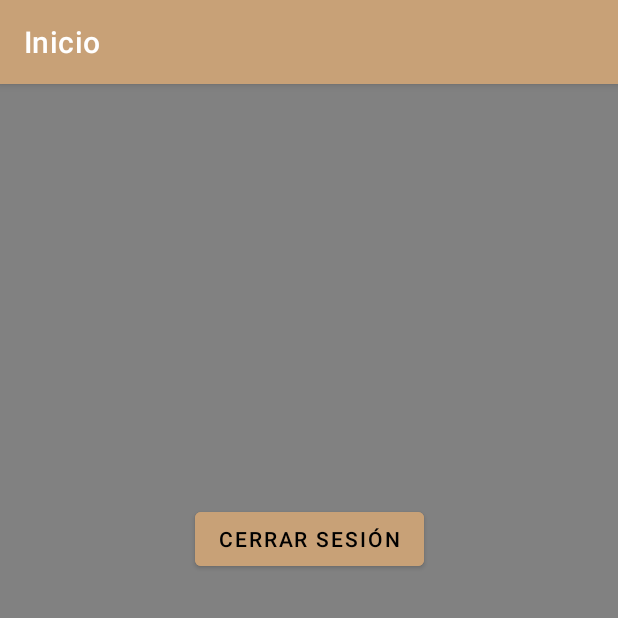
After one commit to Tonikin69/TFGAMG, an Android app: the HomeActivity screen opened directly, with no data from a screen before it, on a phone screen of 412 x 824 dp, the top half of it. The commit adds this screen. Run offline under Robolectric (Android 15) with nearby library versions, the phone set to English and light mode, and no system bars; our stand-ins replace Firebase (no records; nobody signed in at launch, a user with empty details on screens opened directly).

Commit message:
inicio y registro

```diff
--- a/app/src/main/AndroidManifest.xml
+++ b/app/src/main/AndroidManifest.xml
@@ -10,6 +10,9 @@
         android:supportsRtl="true"
         android:theme="@style/Theme.FinalAMG">
         <activity
+            android:name=".HomeActivity"
+            android:exported="false" />
+        <activity
             android:name=".MainActivity"
             android:exported="true">
             <intent-filter>
--- /dev/null
+++ b/app/src/main/java/com/example/finalamg/HomeActivity.kt
@@ -0,0 +1,32 @@
+package com.example.finalamg
+
+import androidx.appcompat.app.AppCompatActivity
+import android.os.Bundle
+import androidx.activity.OnBackPressedCallback
+import com.example.finalamg.databinding.ActivityHomeBinding
+import com.example.finalamg.databinding.ActivityMainBinding
+import com.google.firebase.auth.FirebaseAuth
+
+class HomeActivity : AppCompatActivity() {
+    private lateinit var binding : ActivityHomeBinding
+    override fun onCreate(savedInstanceState: Bundle?) {
+        super.onCreate(savedInstanceState)
+        binding = ActivityHomeBinding.inflate(layoutInflater)
+        setContentView(binding.root)
+
+        val bundle : Bundle? = intent.extras
+        val email : String? = bundle?.getString("email")
+        setup(email ?: "")
+    }
+
+    fun setup(email: String){
+        title="Inicio"
+        binding.emailTx.text=email
+
+
+        binding.cierresesion.setOnClickListener {
+            FirebaseAuth.getInstance().signOut()
+            onBackPressed()
+        }
+    }
+}
--- /dev/null
+++ b/app/src/main/res/layout/activity_home.xml
@@ -0,0 +1,35 @@
+<?xml version="1.0" encoding="utf-8"?>
+<androidx.constraintlayout.widget.ConstraintLayout xmlns:android="http://schemas.android.com/apk/res/android"
+    xmlns:app="http://schemas.android.com/apk/res-auto"
+    xmlns:tools="http://schemas.android.com/tools"
+    android:layout_width="match_parent"
+    android:layout_height="match_parent"
+    tools:context=".HomeActivity"
+    android:background="@color/migris">
+
+    <TextView
+        android:id="@+id/emailTx"
+        android:layout_width="wrap_content"
+        android:layout_height="wrap_content"
+        app:layout_constraintBottom_toBottomOf="parent"
+        app:layout_constraintEnd_toEndOf="parent"
+        app:layout_constraintStart_toStartOf="parent"
+        app:layout_constraintTop_toTopOf="parent"
+        android:text="Prueba"
+        app:layout_constraintVertical_bias="0.2"/>
+
+    <Button
+        android:id="@+id/cierresesion"
+        android:layout_width="wrap_content"
+        android:layout_height="wrap_content"
+        android:backgroundTint="@color/miamarillo"
+        android:enabled="true"
+        android:text="Cerrar sesión"
+        android:textColor="@color/black"
+        app:layout_constraintBottom_toBottomOf="parent"
+        app:layout_constraintEnd_toEndOf="parent"
+        app:layout_constraintStart_toStartOf="parent"
+        app:layout_constraintTop_toBottomOf="@+id/emailTx"
+        app:layout_constraintVertical_bias="0.2"/>
+
+</androidx.constraintlayout.widget.ConstraintLayout>
```
Also changed, not shown: app/src/main/java/com/example/finalamg/MainActivity.kt (+52 -4 lines), app/src/main/res/layout/activity_main.xml (+21 -3 lines).
